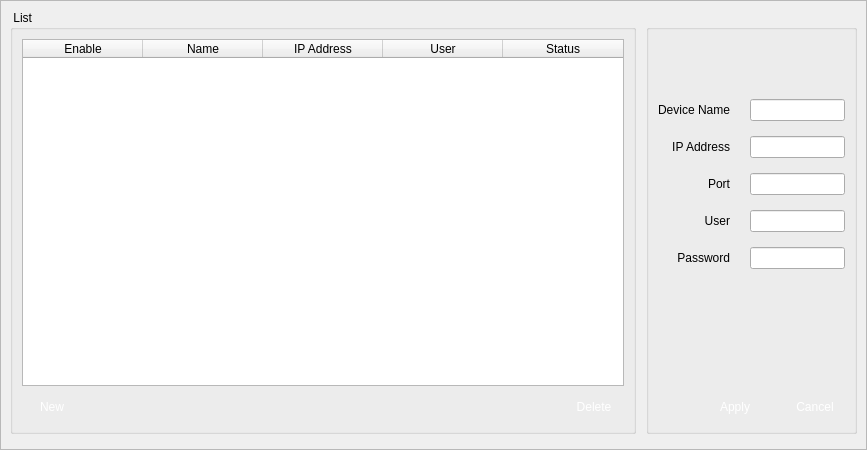
This is client/src/config/videmap/videmapconf.ui in linkingvision/rapidvms as Qt 5 draws it before an edit. The edited form follows.
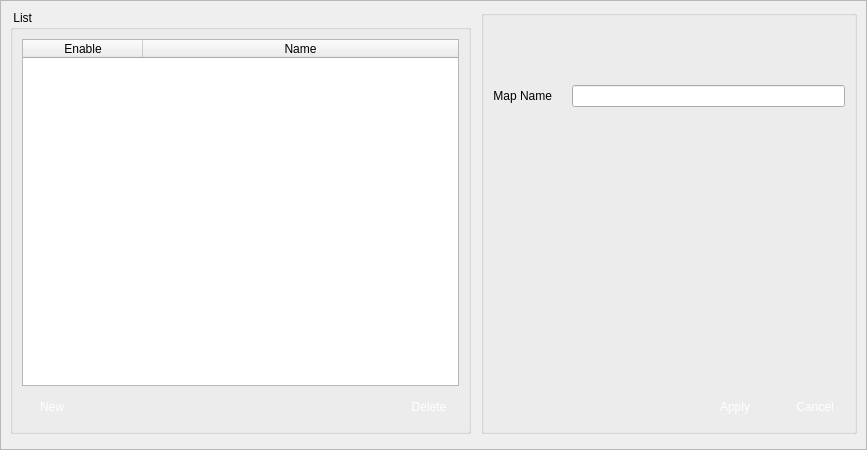
This is the edited form. Icons and pictures are not drawn.

```diff
--- a/client/src/config/videmap/videmapconf.ui
+++ b/client/src/config/videmap/videmapconf.ui
@@ -109,7 +109,7 @@
                <bool>false</bool>
               </property>
               <property name="columnCount">
-               <number>5</number>
+               <number>2</number>
               </property>
               <attribute name="horizontalHeaderVisible">
                <bool>true</bool>
@@ -148,21 +148,6 @@
                 <string>Name</string>
                </property>
               </column>
-              <column>
-               <property name="text">
-                <string>IP Address</string>
-               </property>
-              </column>
-              <column>
-               <property name="text">
-                <string>User</string>
-               </property>
-              </column>
-              <column>
-               <property name="text">
-                <string>Status</string>
-               </property>
-              </column>
              </widget>
             </item>
             <item>
@@ -264,7 +249,7 @@
          <item>
           <widget class="QGroupBox" name="groupBox_2">
            <property name="title">
-            <string> </string>
+            <string/>
            </property>
            <layout class="QVBoxLayout" name="verticalLayout">
             <item>
@@ -278,56 +263,16 @@
               <property name="verticalSpacing">
                <number>15</number>
               </property>
-              <item row="5" column="0">
-               <widget class="QLabel" name="labelIP">
-                <property name="text">
-                 <string>IP Address</string>
-                </property>
-                <property name="alignment">
-                 <set>Qt::AlignRight|Qt::AlignTrailing|Qt::AlignVCenter</set>
-                </property>
-               </widget>
-              </item>
-              <item row="6" column="0">
-               <widget class="QLabel" name="labelPort">
-                <property name="text">
-                 <string>Port</string>
-                </property>
-                <property name="alignment">
-                 <set>Qt::AlignRight|Qt::AlignTrailing|Qt::AlignVCenter</set>
-                </property>
-               </widget>
-              </item>
-              <item row="8" column="1">
-               <widget class="QLineEdit" name="lineEditPassword">
-                <property name="maximumSize">
-                 <size>
-                  <width>300</width>
-                  <height>16777215</height>
-                 </size>
-                </property>
-               </widget>
-              </item>
               <item row="3" column="0">
                <widget class="QLabel" name="labelName">
                 <property name="text">
-                 <string>Device Name</string>
+                 <string>Map Name</string>
                 </property>
                 <property name="alignment">
                  <set>Qt::AlignRight|Qt::AlignTrailing|Qt::AlignVCenter</set>
                 </property>
                </widget>
               </item>
-              <item row="7" column="1">
-               <widget class="QLineEdit" name="lineEditUser">
-                <property name="maximumSize">
-                 <size>
-                  <width>300</width>
-                  <height>16777215</height>
-                 </size>
-                </property>
-               </widget>
-              </item>
               <item row="3" column="1">
                <widget class="QLineEdit" name="lineEditName">
                 <property name="maximumSize">
@@ -338,46 +283,6 @@
                 </property>
                </widget>
               </item>
-              <item row="5" column="1">
-               <widget class="QLineEdit" name="lineEditIP">
-                <property name="maximumSize">
-                 <size>
-                  <width>300</width>
-                  <height>16777215</height>
-                 </size>
-                </property>
-               </widget>
-              </item>
-              <item row="7" column="0">
-               <widget class="QLabel" name="labelUser">
-                <property name="text">
-                 <string>User</string>
-                </property>
-                <property name="alignment">
-                 <set>Qt::AlignRight|Qt::AlignTrailing|Qt::AlignVCenter</set>
-                </property>
-               </widget>
-              </item>
-              <item row="8" column="0">
-               <widget class="QLabel" name="labelPassword">
-                <property name="text">
-                 <string>Password</string>
-                </property>
-                <property name="alignment">
-                 <set>Qt::AlignRight|Qt::AlignTrailing|Qt::AlignVCenter</set>
-                </property>
-               </widget>
-              </item>
-              <item row="6" column="1">
-               <widget class="QLineEdit" name="lineEditPort">
-                <property name="maximumSize">
-                 <size>
-                  <width>300</width>
-                  <height>16777215</height>
-                 </size>
-                </property>
-               </widget>
-              </item>
              </layout>
             </item>
             <item>
```
